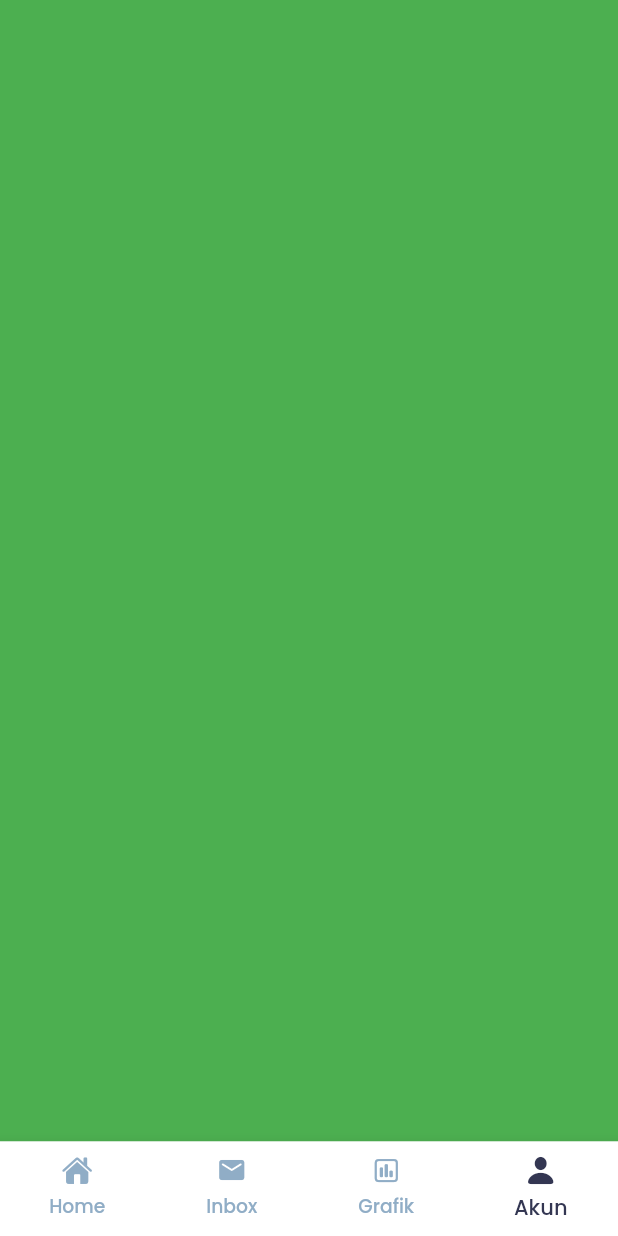
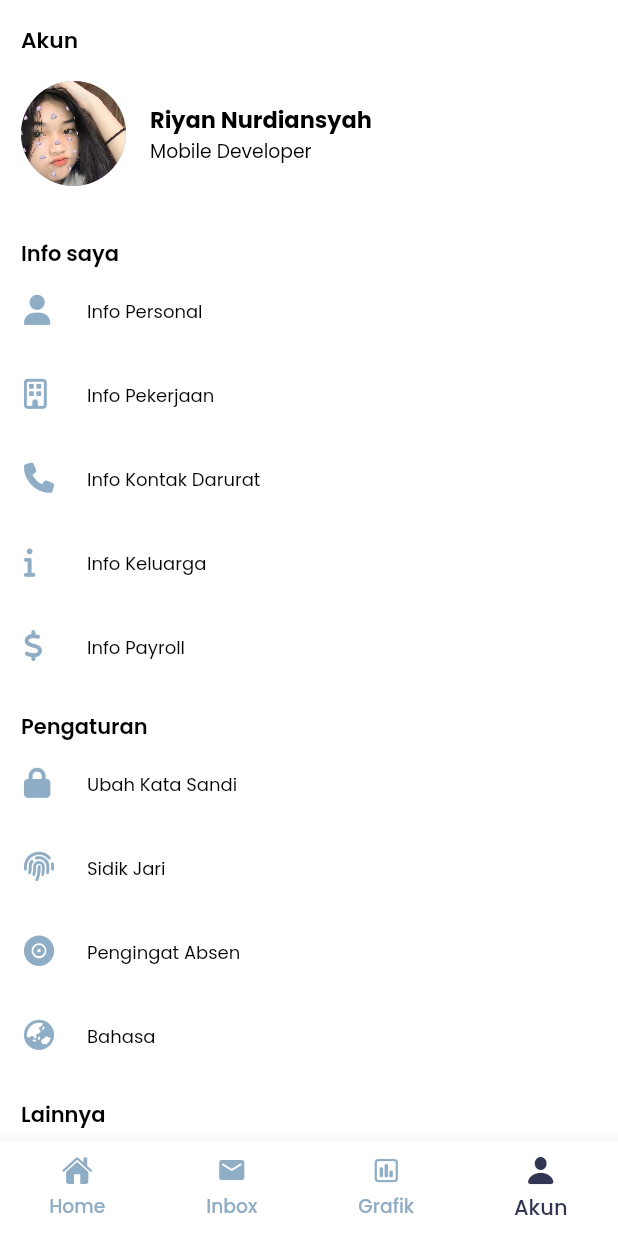
Before and after one commit to riyanurdiansyah/app_hris, a Flutter app: the MainPage screen opened by its route, item 4 of the bottom bar chosen, on a phone screen of 412 x 824 dp. Run offline on Flutter 3.47's test engine with Material 2 defaults, Android fonts, the phone set to English and light mode, and no system bars; our stand-ins replace dartz, dio, easy_localization, equatable, fl_chart, flutter_bloc and 6 more; accounts and stored records are empty.

Commit message:
update profile

```diff
--- /dev/null
+++ b/lib/src/presentation/pages/akun_page.dart
@@ -0,0 +1,352 @@
+import 'package:app_hris/utils/app_color.dart';
+import 'package:flutter/material.dart';
+import 'package:font_awesome_flutter/font_awesome_flutter.dart';
+import 'package:google_fonts/google_fonts.dart';
+
+class AkunPage extends StatelessWidget {
+  const AkunPage({super.key});
+
+  @override
+  Widget build(BuildContext context) {
+    return Scaffold(
+      backgroundColor: Colors.white,
+      body: SafeArea(
+        child: SingleChildScrollView(
+          child: Column(
+            crossAxisAlignment: CrossAxisAlignment.start,
+            children: [
+              const SizedBox(
+                height: 16,
+              ),
+              Padding(
+                padding: const EdgeInsets.symmetric(horizontal: 14),
+                child: Text(
+                  "Akun",
+                  style: GoogleFonts.poppins(
+                    fontSize: 14.5,
+                    color: Colors.black,
+                    fontWeight: FontWeight.w600,
+                  ),
+                ),
+              ),
+              const SizedBox(
+                height: 16,
+              ),
+              Padding(
+                padding: const EdgeInsets.symmetric(horizontal: 14),
+                child: Row(
+                  children: [
+                    Container(
+                      width: 70,
+                      height: 70,
+                      decoration: const BoxDecoration(
+                        shape: BoxShape.circle,
+                        color: Colors.grey,
+                        image: DecorationImage(
+                          image: AssetImage(
+                            "assets/images/user.png",
+                          ),
+                          filterQuality: FilterQuality.high,
+                          fit: BoxFit.cover,
+                        ),
+                      ),
+                    ),
+                    const SizedBox(
+                      width: 16,
+                    ),
+                    Column(
+                      crossAxisAlignment: CrossAxisAlignment.start,
+                      children: [
+                        Text(
+                          "Riyan Nurdiansyah",
+                          style: GoogleFonts.poppins(
+                            fontSize: 15,
+                            color: Colors.black,
+                            fontWeight: FontWeight.bold,
+                          ),
+                        ),
+                        Text(
+                          "Mobile Developer",
+                          style: GoogleFonts.poppins(
+                            fontSize: 12.5,
+                            color: Colors.black,
+                          ),
+                        )
+                      ],
+                    ),
+                  ],
+                ),
+              ),
+              const SizedBox(
+                height: 35,
+              ),
+              Padding(
+                padding: const EdgeInsets.symmetric(horizontal: 14),
+                child: Text(
+                  "Info saya",
+                  style: GoogleFonts.poppins(
+                    fontSize: 14,
+                    color: Colors.black,
+                    fontWeight: FontWeight.w600,
+                  ),
+                ),
+              ),
+              ListTile(
+                onTap: () {},
+                minLeadingWidth: 26,
+                leading: FaIcon(
+                  FontAwesomeIcons.solidUser,
+                  color: colorSecondaryDark,
+                  size: 20,
+                ),
+                title: Text(
+                  "Info Personal",
+                  style: GoogleFonts.poppins(
+                    fontSize: 12,
+                    color: Colors.black,
+                    fontWeight: FontWeight.w400,
+                  ),
+                ),
+              ),
+              ListTile(
+                onTap: () {},
+                minLeadingWidth: 26,
+                leading: FaIcon(
+                  FontAwesomeIcons.building,
+                  color: colorSecondaryDark,
+                  size: 20,
+                ),
+                title: Text(
+                  "Info Pekerjaan",
+                  style: GoogleFonts.poppins(
+                    fontSize: 12,
+                    color: Colors.black,
+                    fontWeight: FontWeight.w400,
+                  ),
+                ),
+              ),
+              ListTile(
+                onTap: () {},
+                minLeadingWidth: 26,
+                leading: FaIcon(
+                  FontAwesomeIcons.phone,
+                  color: colorSecondaryDark,
+                  size: 20,
+                ),
+                title: Text(
+                  "Info Kontak Darurat",
+                  style: GoogleFonts.poppins(
+                    fontSize: 12,
+                    color: Colors.black,
+                    fontWeight: FontWeight.w400,
+                  ),
+                ),
+              ),
+              ListTile(
+                onTap: () {},
+                minLeadingWidth: 26,
+                leading: FaIcon(
+                  FontAwesomeIcons.info,
+                  color: colorSecondaryDark,
+                  size: 20,
+                ),
+                title: Text(
+                  "Info Keluarga",
+                  style: GoogleFonts.poppins(
+                    fontSize: 12,
+                    color: Colors.black,
+                    fontWeight: FontWeight.w400,
+                  ),
+                ),
+              ),
+              ListTile(
+                onTap: () {},
+                minLeadingWidth: 26,
+                leading: FaIcon(
+                  FontAwesomeIcons.dollarSign,
+                  color: colorSecondaryDark,
+                  size: 20,
+                ),
+                title: Text(
+                  "Info Payroll",
+                  style: GoogleFonts.poppins(
+                    fontSize: 12,
+                    color: Colors.black,
+                    fontWeight: FontWeight.w400,
+                  ),
+                ),
+              ),
+              const SizedBox(
+                height: 14,
+              ),
+              Padding(
+                padding: const EdgeInsets.symmetric(horizontal: 14),
+                child: Text(
+                  "Pengaturan",
+                  style: GoogleFonts.poppins(
+                    fontSize: 14,
+                    color: Colors.black,
+                    fontWeight: FontWeight.w600,
+                  ),
+                ),
+              ),
+              ListTile(
+                onTap: () {},
+                minLeadingWidth: 26,
+                leading: FaIcon(
+                  FontAwesomeIcons.lock,
+                  color: colorSecondaryDark,
+                  size: 20,
+                ),
+                title: Text(
+                  "Ubah Kata Sandi",
+                  style: GoogleFonts.poppins(
+                    fontSize: 12,
+                    color: Colors.black,
+                    fontWeight: FontWeight.w400,
+                  ),
+                ),
+              ),
+              ListTile(
+                onTap: () {},
+                minLeadingWidth: 26,
+                leading: FaIcon(
+                  FontAwesomeIcons.fingerprint,
+                  color: colorSecondaryDark,
+                  size: 20,
+                ),
+                title: Text(
+                  "Sidik Jari",
+                  style: GoogleFonts.poppins(
+                    fontSize: 12,
+                    color: Colors.black,
+                    fontWeight: FontWeight.w400,
+                  ),
+                ),
+              ),
+              ListTile(
+                onTap: () {},
+                minLeadingWidth: 26,
+                leading: FaIcon(
+                  FontAwesomeIcons.recordVinyl,
+                  color: colorSecondaryDark,
+                  size: 20,
+                ),
+                title: Text(
+                  "Pengingat Absen",
+                  style: GoogleFonts.poppins(
+                    fontSize: 12,
+                    color: Colors.black,
+                    fontWeight: FontWeight.w400,
+                  ),
+                ),
+              ),
+              ListTile(
+                onTap: () {},
+                minLeadingWidth: 26,
+                leading: FaIcon(
+                  FontAwesomeIcons.earthAsia,
+                  color: colorSecondaryDark,
+                  size: 20,
+                ),
+                title: Text(
+                  "Bahasa",
+                  style: GoogleFonts.poppins(
+                    fontSize: 12,
+                    color: Colors.black,
+                    fontWeight: FontWeight.w400,
+                  ),
+                ),
+              ),
+              const SizedBox(
+                height: 14,
+              ),
+              Padding(
+                padding: const EdgeInsets.symmetric(horizontal: 14),
+                child: Text(
+                  "Lainnya",
+                  style: GoogleFonts.poppins(
+                    fontSize: 14,
+                    color: Colors.black,
+                    fontWeight: FontWeight.w600,
+                  ),
+                ),
+              ),
+              ListTile(
+                onTap: () {},
+                minLeadingWidth: 26,
+                leading: FaIcon(
+                  FontAwesomeIcons.noteSticky,
+                  color: colorSecondaryDark,
+                  size: 20,
+                ),
+                title: Text(
+                  "FAQ",
+                  style: GoogleFonts.poppins(
+                    fontSize: 12,
+                    color: Colors.black,
+                    fontWeight: FontWeight.w400,
+                  ),
+                ),
+              ),
+              ListTile(
+                onTap: () {},
+                minLeadingWidth: 26,
+                leading: FaIcon(
+                  FontAwesomeIcons.shield,
+                  color: colorSecondaryDark,
+                  size: 20,
+                ),
+                title: Text(
+                  "Keamanan & Privasi",
+                  style: GoogleFonts.poppins(
+                    fontSize: 12,
+                    color: Colors.black,
+                    fontWeight: FontWeight.w400,
+                  ),
+                ),
+              ),
+              ListTile(
+                onTap: () {},
+                minLeadingWidth: 26,
+                leading: FaIcon(
+                  FontAwesomeIcons.comment,
+                  color: colorSecondaryDark,
+                  size: 20,
+                ),
+                title: Text(
+                  "Berikan Feedback",
+                  style: GoogleFonts.poppins(
+                    fontSize: 12,
+                    color: Colors.black,
+                    fontWeight: FontWeight.w400,
+                  ),
+                ),
+              ),
+              ListTile(
+                onTap: () {},
+                minLeadingWidth: 26,
+                leading: FaIcon(
+                  FontAwesomeIcons.arrowRightFromBracket,
+                  color: colorSecondaryDark,
+                  size: 20,
+                ),
+                title: Text(
+                  "Keluar",
+                  style: GoogleFonts.poppins(
+                    fontSize: 12,
+                    color: Colors.black,
+                    fontWeight: FontWeight.w400,
+                  ),
+                ),
+              ),
+              const SizedBox(
+                height: 25,
+              ),
+            ],
+          ),
+        ),
+      ),
+    );
+  }
+}
--- a/lib/src/presentation/pages/main_page.dart
+++ b/lib/src/presentation/pages/main_page.dart
@@ -1,4 +1,5 @@
 import 'package:app_hris/src/presentation/cubit/navbar/navbar_cubit.dart';
+import 'package:app_hris/src/presentation/pages/akun_page.dart';
 import 'package:app_hris/src/presentation/pages/grafik_page.dart';
 import 'package:app_hris/utils/app_color.dart';
 import 'package:flutter/cupertino.dart';
@@ -26,9 +27,7 @@ class MainPage extends StatelessWidget {
                 color: Colors.blue,
               ),
               const GrafikPage(),
-              Container(
-                color: Colors.green,
-              ),
+              const AkunPage(),
             ],
           ),
         ),
```
Also changed, not shown: assets/images/user.png (added).
